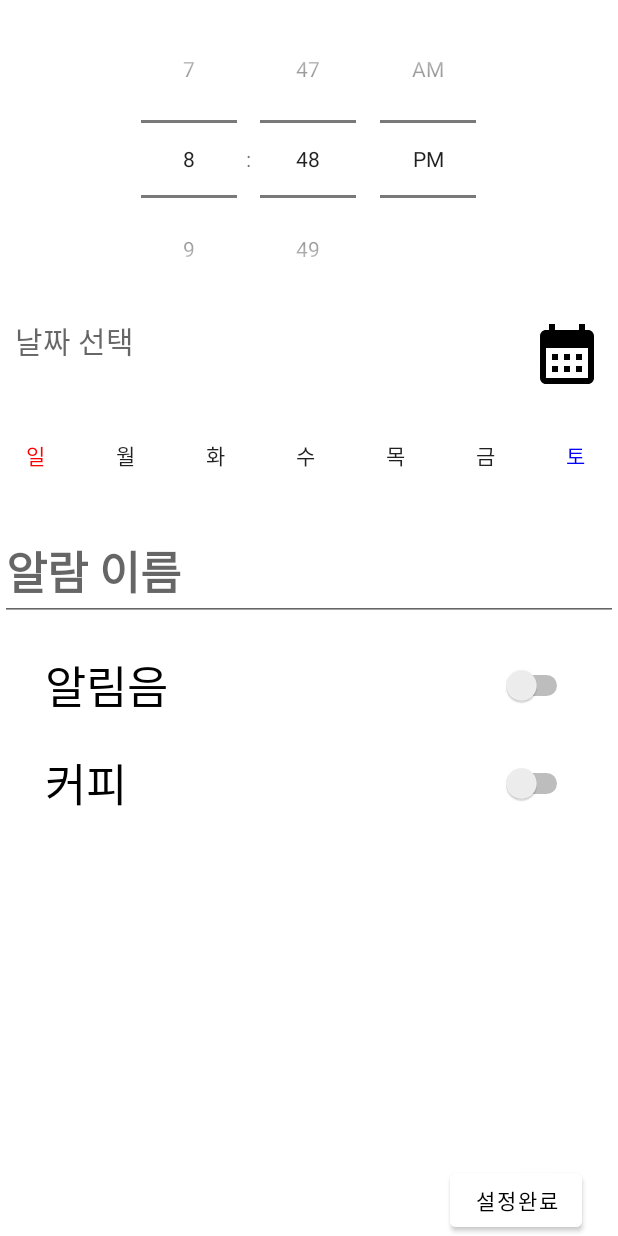
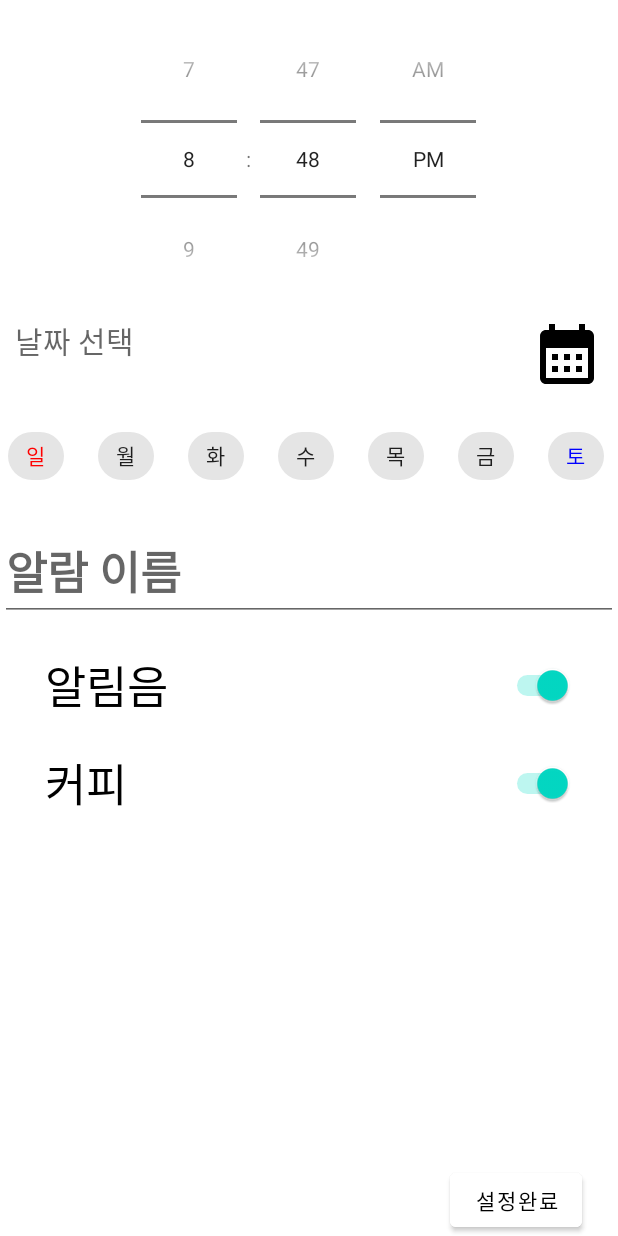
Before and after one commit to sdds3441/coffee, an Android app: the fragment TimesetFragment placed in its activity, after a tap on "알람 추가", on a phone screen of 412 x 824 dp. Run offline under Robolectric (Android 15) with nearby library versions, the phone set to English and light mode, and no system bars.

Commit message:
timesetting 커스텀

```diff
--- a/app/src/main/java/com/example/coffee/TimeSettingActivity.kt
+++ b/app/src/main/java/com/example/coffee/TimeSettingActivity.kt
@@ -10,6 +10,7 @@ import android.util.Log
 import android.widget.*
 import androidx.core.widget.addTextChangedListener
 import androidx.core.widget.doOnTextChanged
+import com.google.android.material.chip.Chip
 import com.google.android.material.chip.ChipGroup
 import com.google.android.material.datepicker.CalendarConstraints
 import com.google.android.material.datepicker.DateValidatorPointForward
@@ -27,6 +28,8 @@ class TimeSettingActivity : AppCompatActivity() {
         val endButton: Button = findViewById(R.id.sel_complete)
         val test:TextView=findViewById(R.id.date_test)
         val DOW:ChipGroup=findViewById(R.id.DOW)
+        val coffee_sw:Switch=findViewById(R.id.Coffee_sw)
+        val alarm_sw:Switch=findViewById(R.id.Sound_sw)
 
         var sel_hour: Int = 0
         var sel_minute: Int = 0
@@ -34,8 +37,8 @@ class TimeSettingActivity : AppCompatActivity() {
         var sel_year:Int = 0
         var sel_month:Int = 0
         var sel_date:Int = 0
-        var sound:Boolean
-        var coffee:Boolean
+        var sound:Boolean=true
+        var coffee:Boolean=true
         var sel_dow= mutableListOf(0,0,0,0,0,0,0)
 
         val sharedPreference = getSharedPreferences("CreateProfile", Context.MODE_PRIVATE)
@@ -83,12 +86,19 @@ class TimeSettingActivity : AppCompatActivity() {
             datePicker.show(supportFragmentManager,datePicker.toString())
         }
 
-        /*DOW.setOnCheckedStateChangeListener { group, checkedId ->
-            Log.d("test", "Click: $checkedId")
-            when(checkedId){
-                ->{d}
-            }
-        }*/
+
+        DOW.setOnCheckedStateChangeListener { group, checkedIds ->
+            Log.d("요일",checkedIds.size.toString())
+
+        }
+
+        coffee_sw.setOnCheckedChangeListener{p0, isChecked->
+            coffee = isChecked
+        }
+
+        alarm_sw.setOnCheckedChangeListener{p0, isChecked->
+            sound = isChecked
+        }
 
 
         endButton.setOnClickListener {
@@ -102,8 +112,9 @@ class TimeSettingActivity : AppCompatActivity() {
             intent.putExtra("sel_month",sel_month)
             intent.putExtra("sel_date",sel_date)
 
+            intent.putExtra("coffee_sw",coffee)
+            intent.putExtra("alarm_sw",sound)
 
-            Log.d("시간넣은거",sel_name)
 
             val timesetFragment=TimesetFragment()
             timesetFragment.arguments=bundle
--- a/app/src/main/res/layout/activity_timesetting.xml
+++ b/app/src/main/res/layout/activity_timesetting.xml
@@ -46,49 +46,47 @@
         >
 
         <com.google.android.material.chip.Chip
+            style="@style/Widget.MaterialComponents.Chip.Choice"
             android:id="@+id/Sunday"
             android:layout_width="wrap_content"
             android:layout_height="wrap_content"
             android:text="일"
-            android:textColor="@color/red"
-            app:chipBackgroundColor="@color/white"
-            />
-
+            android:textColor="@color/red"/>
         <com.google.android.material.chip.Chip
+            style="@style/Widget.MaterialComponents.Chip.Choice"
             android:id="@+id/Monday"
             android:layout_width="wrap_content"
             android:layout_height="wrap_content"
-            app:chipBackgroundColor="@color/white"
             android:text="월"/>
         <com.google.android.material.chip.Chip
+            style="@style/Widget.MaterialComponents.Chip.Choice"
             android:id="@+id/Tuesday"
             android:layout_width="wrap_content"
             android:layout_height="wrap_content"
-            app:chipBackgroundColor="@color/white"
             android:text="화"/>
         <com.google.android.material.chip.Chip
+            style="@style/Widget.MaterialComponents.Chip.Choice"
             android:id="@+id/Wednesday"
             android:layout_width="wrap_content"
             android:layout_height="wrap_content"
-            app:chipBackgroundColor="@color/white"
             android:text="수"/>
         <com.google.android.material.chip.Chip
+            style="@style/Widget.MaterialComponents.Chip.Choice"
             android:id="@+id/Thursday"
             android:layout_width="wrap_content"
             android:layout_height="wrap_content"
-            app:chipBackgroundColor="@color/white"
             android:text="목"/>
         <com.google.android.material.chip.Chip
+            style="@style/Widget.MaterialComponents.Chip.Choice"
             android:id="@+id/Friday"
             android:layout_width="wrap_content"
             android:layout_height="wrap_content"
-            app:chipBackgroundColor="@color/white"
             android:text="금"/>
         <com.google.android.material.chip.Chip
+            style="@style/Widget.MaterialComponents.Chip.Choice"
             android:id="@+id/Saturday"
             android:layout_width="wrap_content"
             android:layout_height="wrap_content"
-            app:chipBackgroundColor="@color/white"
             android:textColor="@color/blue"
             android:text="토"/>
 
@@ -129,6 +127,7 @@
 
     <Switch
         android:id="@+id/Sound_sw"
+        android:checked="true"
         android:layout_width="48dp"
         android:layout_height="48dp"
         android:layout_alignTop="@id/Sound"
@@ -149,6 +148,7 @@
         android:textSize="30sp"/>
 
     <Switch
+        android:checked="true"
         android:id="@+id/Coffee_sw"
         android:layout_width="48dp"
         android:layout_height="48dp"
--- a/app/src/main/res/layout/list_item.xml
+++ b/app/src/main/res/layout/list_item.xml
@@ -1,6 +1,7 @@
 <?xml version="1.0" encoding="utf-8"?>
 <androidx.cardview.widget.CardView xmlns:android="http://schemas.android.com/apk/res/android"
     xmlns:card_view="http://schemas.android.com/apk/res-auto"
+    xmlns:tools="http://schemas.android.com/tools"
     android:layout_width="match_parent"
     android:layout_height="wrap_content"
     >
@@ -69,7 +70,9 @@
                     android:layout_height="wrap_content"
                     android:layout_alignBottom="@id/date"
                     android:layout_alignParentEnd="true"
-                    android:layout_marginEnd="10dp"/>
+                    android:layout_marginEnd="10dp"
+                    android:checked="true"
+                    tools:ignore="TouchTargetSizeCheck" />
 
 
             </RelativeLayout>
```
